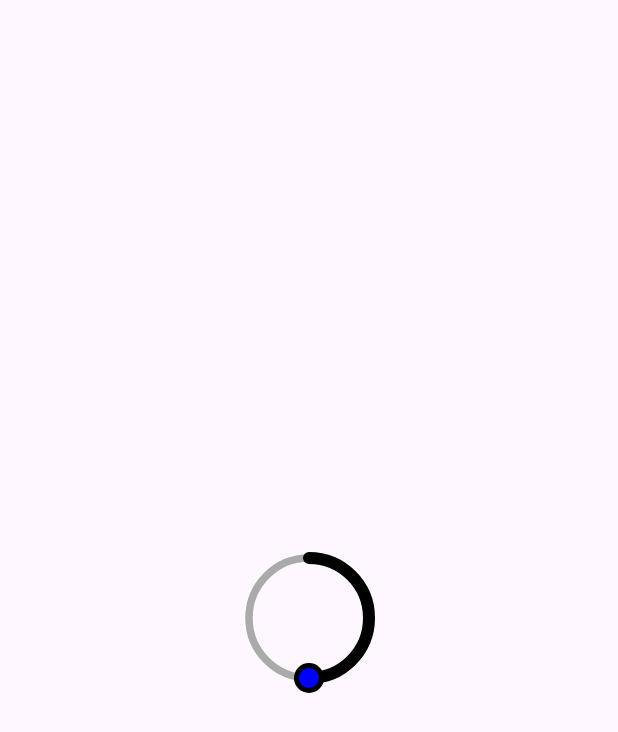
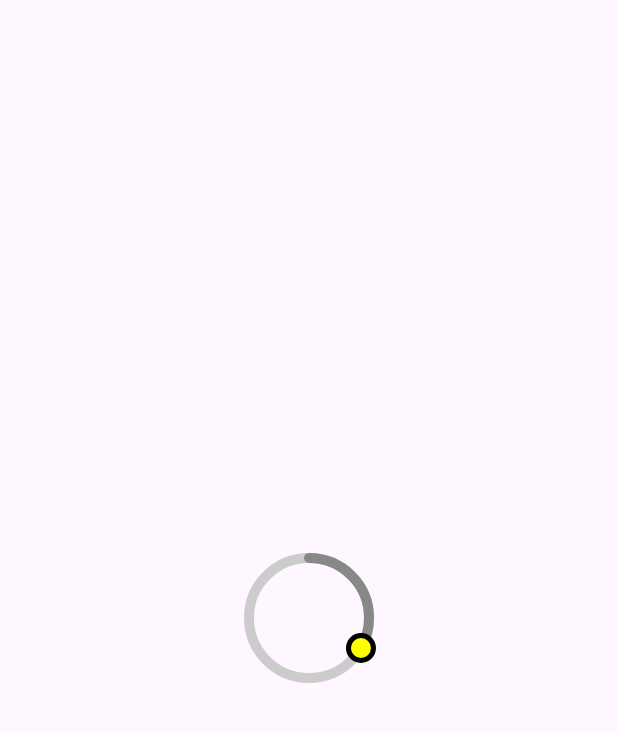
Before and after one commit to shahrazeahmad07/circular-seek-bar, an Android app: the screen it shows after launch (MainActivity), on a phone screen of 412 x 824 dp. Shown: the top 732 px of the screen. Run offline under Robolectric (Android 15) with nearby library versions, the phone set to English and light mode, and no system bars.

Commit message:
functionality done

```diff
--- a/app/build.gradle.kts
+++ b/app/build.gradle.kts
@@ -33,6 +33,9 @@ android {
     kotlinOptions {
         jvmTarget = "1.8"
     }
+    buildFeatures {
+        viewBinding = true
+    }
 }
 
 dependencies {
--- a/app/src/main/java/com/example/customcircularseekbar/MainActivity.kt
+++ b/app/src/main/java/com/example/customcircularseekbar/MainActivity.kt
@@ -1,16 +1,38 @@
 package com.example.customcircularseekbar
 
 import android.os.Bundle
+import android.util.Log
 import androidx.activity.enableEdgeToEdge
 import androidx.appcompat.app.AppCompatActivity
 import androidx.core.view.ViewCompat
 import androidx.core.view.WindowInsetsCompat
+import com.example.customcircularseekbar.custom.CircularSeekbar
+import com.example.customcircularseekbar.databinding.ActivityMainBinding
 
 class MainActivity : AppCompatActivity() {
+    private var _binding: ActivityMainBinding? = null
+    private val binding get() = _binding!!
+
     override fun onCreate(savedInstanceState: Bundle?) {
         super.onCreate(savedInstanceState)
-        setContentView(R.layout.activity_main)
+        _binding = ActivityMainBinding.inflate(layoutInflater)
+        setContentView(binding.root)
 
+        binding.circularSeekbar.maxProgress = 300f
+        binding.circularSeekbar.progress = 100f
+        binding.circularSeekbar.setOnCircularProgressChangeListener(object : CircularSeekbar.CircularProgressChangeListener {
+            override fun onProgressChangeStart() {
+                //TODO("Not yet implemented")
+            }
 
+            override fun onProgressChange(progress: Float) {
+                Log.i("TAG", "onProgressChange: $progress")
+            }
+
+            override fun onProgressChangeStop(progress: Float) {
+                //TODO("Not yet implemented")
+            }
+
+        })
     }
 }
--- a/app/src/main/java/com/example/customcircularseekbar/custom/CircularSeekbar.kt
+++ b/app/src/main/java/com/example/customcircularseekbar/custom/CircularSeekbar.kt
@@ -22,11 +22,11 @@ class CircularSeekbar @JvmOverloads constructor(context: Context, attrs: Attribu
 
     private var radius = 0f
 
-    private var trackColor: Int = Color.GRAY
+    private var trackColor: Int = Color.LTGRAY
     private var trackWidth: Float = 10F
-    private var progressColor: Int = Color.BLUE
+    private var progressColor: Int = Color.GRAY
     private var progressWidth: Float = 10f
-    private var innerThumbColor: Int = Color.BLUE
+    private var innerThumbColor: Int = Color.YELLOW
     private var outerThumbColor: Int = Color.BLACK
 
     private var trackPaint: Paint = Paint()
--- a/app/src/main/res/layout/activity_main.xml
+++ b/app/src/main/res/layout/activity_main.xml
@@ -8,18 +8,15 @@
     tools:context=".MainActivity">
 
     <com.example.customcircularseekbar.custom.CircularSeekbar
+        android:id="@+id/circularSeekbar"
         android:layout_width="100dp"
         android:layout_height="100dp"
         app:layout_constraintTop_toTopOf="parent"
         app:layout_constraintEnd_toEndOf="parent"
         app:layout_constraintStart_toStartOf="parent"
         app:layout_constraintBottom_toBottomOf="parent"
-        app:circularSeekbarTrackColor="@android:color/darker_gray"
         app:circularSeekbarMaxProgress="200"
-        app:circularSeekbarTrackWidth="5dp"
-        app:circularSeekbarProgressWidth="8dp"
-        app:circularSeekbarProgress="100"
-        app:circularSeekbarProgressColor="@android:color/black"/>
+        app:circularSeekbarProgress="100" />
 
 
 </androidx.constraintlayout.widget.ConstraintLayout>
```
